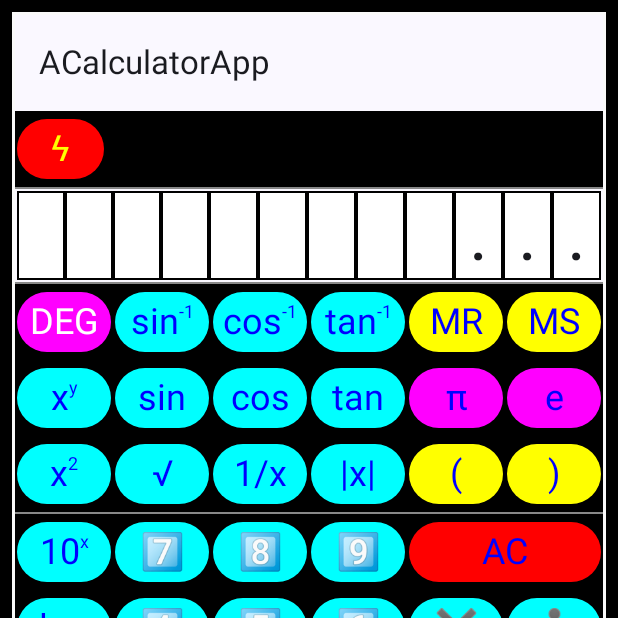
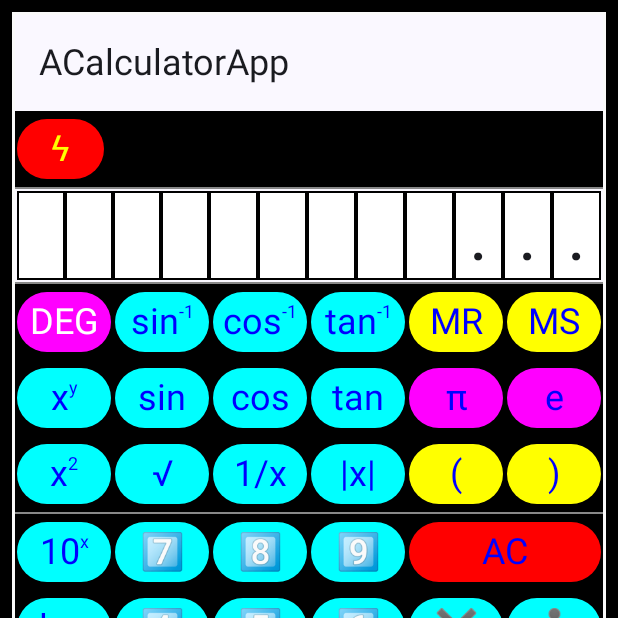
Before and after one commit to trevorwslee/ACalculatorApp, an Android app built with Jetpack Compose: the screen it shows after launch (MainActivity), on a phone screen of 412 x 824 dp, the top half of it. Run offline under Robolectric (Android 15) with nearby library versions, the light colour scheme and no system bars.

Commit message:
adding AppStyle

```diff
--- a/app/src/main/java/com/example/a_calculator_app/MainActivity.kt
+++ b/app/src/main/java/com/example/a_calculator_app/MainActivity.kt
@@ -9,6 +9,8 @@ import androidx.activity.enableEdgeToEdge
 import androidx.compose.foundation.border
 import androidx.compose.foundation.layout.Box
 import androidx.compose.foundation.layout.Column
+import androidx.compose.foundation.layout.IntrinsicSize
+import androidx.compose.foundation.layout.height
 import androidx.compose.foundation.layout.padding
 import androidx.compose.material3.ExperimentalMaterial3Api
 import androidx.compose.material3.Scaffold
@@ -22,7 +24,9 @@ import androidx.compose.ui.graphics.Color
 import androidx.compose.ui.platform.LocalContext
 import androidx.compose.ui.tooling.preview.Preview
 import androidx.compose.ui.unit.dp
+import androidx.compose.ui.unit.sp
 import com.example.a_calculator_app.ui.theme.ACalculatorAppTheme
+import com.example.a_calculator_app.ui.theme.LocalAppStyle
 
 //val BRIDGE_URL: String? = "http://192.168.0.17:8000/"
 
@@ -64,6 +68,7 @@ fun HomeTopAppBar(
         title = {
             Text(
                 text = context.resources.getString(R.string.app_name),
+                style = LocalAppStyle.current.topBarTextStyle
             )
         },
         modifier = modifier
--- a/app/src/main/java/com/example/a_calculator_app/ui/theme/Style.kt
+++ b/app/src/main/java/com/example/a_calculator_app/ui/theme/Style.kt
@@ -1,12 +1,16 @@
 package com.example.a_calculator_app.ui.theme
 
+import android.graphics.Color
 import androidx.compose.runtime.staticCompositionLocalOf
 import androidx.compose.ui.text.TextStyle
 import androidx.compose.ui.text.font.FontFamily
+import androidx.compose.ui.unit.Dp
+import androidx.compose.ui.unit.dp
 import androidx.compose.ui.unit.sp
 
 
 data class AppStyle(
+    val topBarTextStyle: TextStyle,
     val headerRowTextStyle: TextStyle,
     val digitTextStyle: TextStyle,
     val keyTextStyle: TextStyle,
@@ -14,13 +18,15 @@ data class AppStyle(
 )
 
 val CompactStyle = AppStyle(
+    topBarTextStyle = TextStyle(fontSize = 18.sp, fontFamily = FontFamily.SansSerif),
     headerRowTextStyle = TextStyle(fontSize = 14.sp, fontFamily = FontFamily.Monospace),
-    digitTextStyle = TextStyle(fontSize = 28.sp),
-    keyTextStyle = TextStyle(fontSize = 20.sp),
+    digitTextStyle = TextStyle(fontSize = 24.sp),
+    keyTextStyle = TextStyle(fontSize = 18.sp),
     historyRowTextStyle = TextStyle(fontSize = 14.sp),
 )
 
 val ExpandedStyle = AppStyle(
+    topBarTextStyle = TextStyle(fontSize = 24.sp, fontFamily = FontFamily.SansSerif),
     headerRowTextStyle = TextStyle(fontSize = 18.sp, fontFamily = FontFamily.Monospace),
     digitTextStyle = TextStyle(fontSize = 48.sp),
     keyTextStyle = TextStyle(fontSize = 24.sp),
```
Also changed, not shown: 2 other files.
